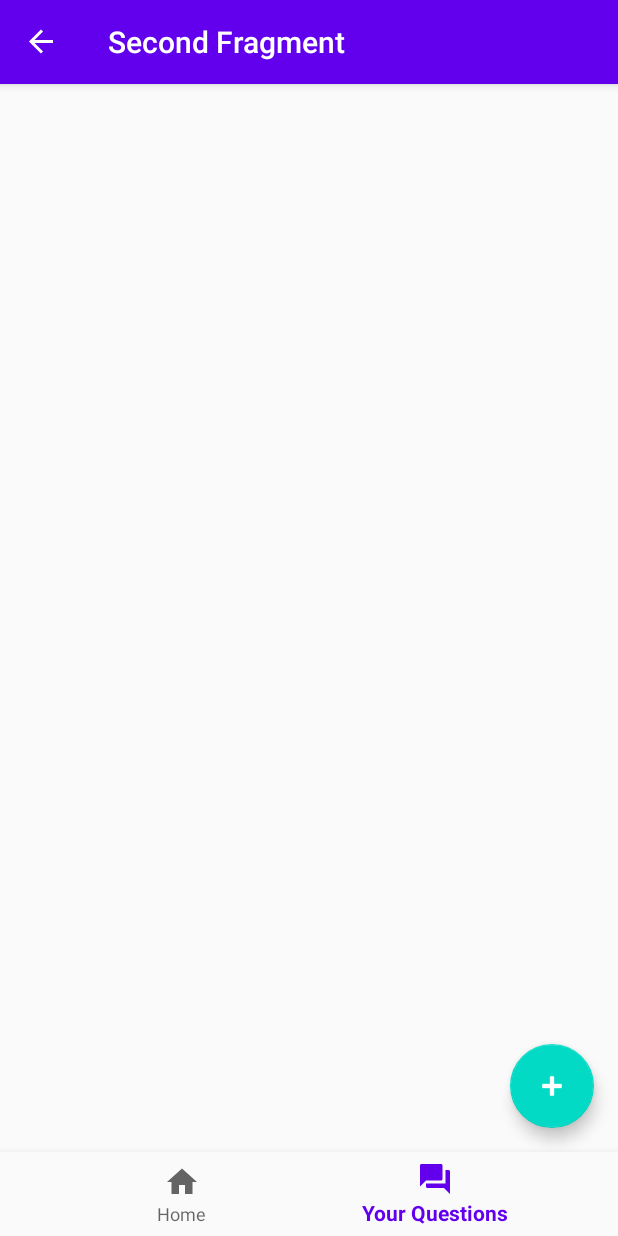
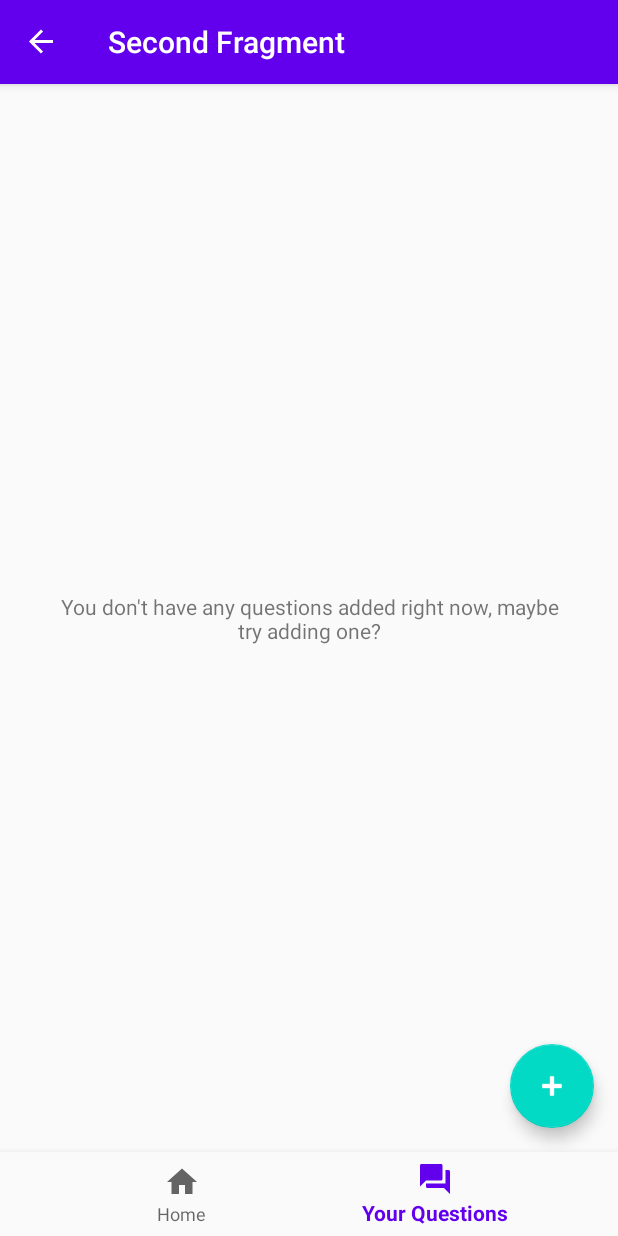
Before and after one commit to iamwalter/Askit, an Android app: the QuestionFragment screen opened through its navigation route, on a phone screen of 412 x 824 dp. Run offline under Robolectric (Android 15) with nearby library versions, the phone set to English and light mode, and no system bars; our stand-ins replace Firebase (no records; nobody signed in at launch, a user with empty details on screens opened directly), navigation-ui.

Commit message:
added 'no questions' message

```diff
--- a/app/src/main/java/com/example/askanything/fragments/QuestionFragment.kt
+++ b/app/src/main/java/com/example/askanything/fragments/QuestionFragment.kt
@@ -12,7 +12,6 @@ import androidx.recyclerview.widget.LinearLayoutManager
 import com.example.askanything.QuestionViewModel
 import com.example.askanything.R
 import kotlinx.android.synthetic.main.fragment_question.*
-import kotlinx.android.synthetic.main.fragment_question.view.*
 
 /**
  * A simple [Fragment] subclass as the second destination in the navigation.
@@ -45,6 +44,9 @@ class QuestionFragment : Fragment() {
 
         viewModel.allQuestions.observe(viewLifecycleOwner, Observer {
             questionsProgressBar?.visibility = View.INVISIBLE
+
+            clNoQuestions.visibility = if (it.isEmpty()) View.VISIBLE else View.GONE
+
             questionAdapter.questions.clear()
             questionAdapter.questions.addAll(it)
             questionAdapter.notifyDataSetChanged()
--- a/app/src/main/res/layout/fragment_question.xml
+++ b/app/src/main/res/layout/fragment_question.xml
@@ -36,4 +36,33 @@
         app:layout_constraintStart_toStartOf="parent"
         app:layout_constraintTop_toTopOf="parent" />
 
+    <androidx.constraintlayout.widget.ConstraintLayout
+        android:id="@+id/clNoQuestions"
+        android:layout_width="0dp"
+        android:layout_height="wrap_content"
+        android:layout_marginStart="32dp"
+        android:layout_marginTop="32dp"
+        android:layout_marginEnd="32dp"
+        android:layout_marginBottom="32dp"
+        android:visibility="gone"
+        app:layout_constraintBottom_toBottomOf="parent"
+        app:layout_constraintEnd_toEndOf="parent"
+        app:layout_constraintStart_toStartOf="parent"
+        app:layout_constraintTop_toTopOf="parent">
+
+        <TextView
+            android:id="@+id/textView4"
+            android:layout_width="wrap_content"
+            android:layout_height="wrap_content"
+            android:layout_marginTop="32dp"
+            android:layout_marginBottom="32dp"
+            android:gravity="center"
+            android:text="You don't have any questions added right now, maybe try adding one?"
+            android:visibility="visible"
+            app:layout_constraintBottom_toBottomOf="parent"
+            app:layout_constraintEnd_toEndOf="parent"
+            app:layout_constraintStart_toStartOf="parent"
+            app:layout_constraintTop_toTopOf="parent" />
+    </androidx.constraintlayout.widget.ConstraintLayout>
+
 </androidx.constraintlayout.widget.ConstraintLayout>
```
